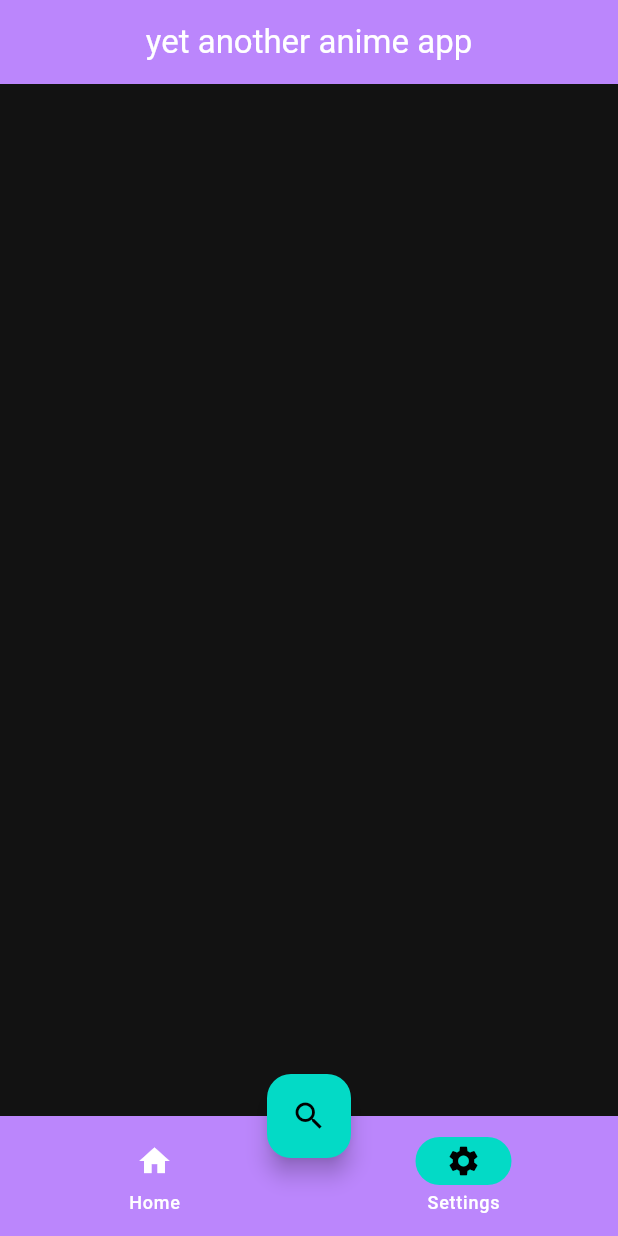
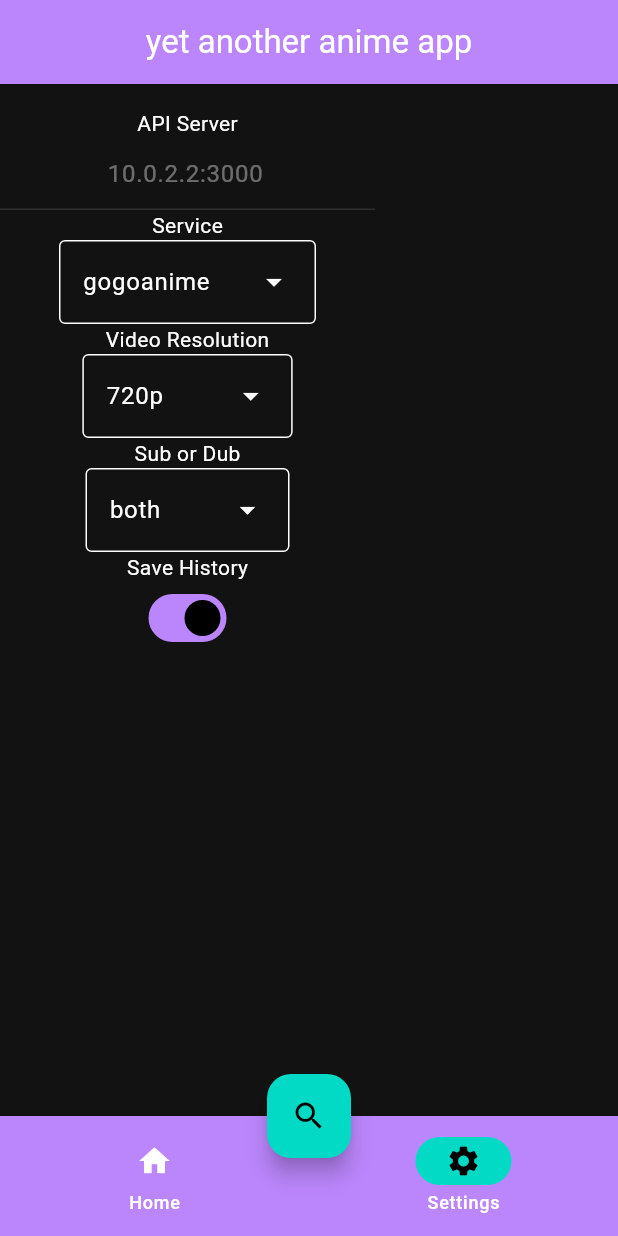
Before and after one commit to TofuTofuMe/yaana, a Flutter app: the screen it shows after launch, item 2 of the bottom bar chosen, on a phone screen of 412 x 824 dp. Run offline on Flutter 3.47's test engine with Material 3 defaults, Android fonts, the phone set to English and light mode, and no system bars; our stand-ins replace flutter_riverpod.

Commit message:
Add options to the settings screen

```diff
--- a/lib/views/settings.dart
+++ b/lib/views/settings.dart
@@ -1,13 +1,111 @@
 import 'package:flutter/material.dart';
+import 'package:flutter_riverpod/flutter_riverpod.dart';
+import 'package:yaana/providers/config_provider.dart';
 
-class Settings extends StatelessWidget {
+class Settings extends ConsumerStatefulWidget {
+  const Settings({super.key});
+
+  @override
+  ConsumerState<Settings> createState() => _SettingsState();
+}
+
+class _SettingsState extends ConsumerState<Settings> {
+  final _apiUrlController = TextEditingController();
+  final _animeServiceController = TextEditingController();
+  final _videoResolutionController = TextEditingController();
+  final _showSubOrDubController = TextEditingController();
+
+  final List<String> animeServices = ['gogoanime'];
+  final List<String> videoResolutions = ['480p', '720p', '1080p'];
+  final List<String> showSubOrDub = ['sub', 'dub', 'both'];
+
+  @override
+  void initState() {
+    super.initState();
+  }
+
   @override
   Widget build(BuildContext context) {
+    final config = ref.watch(configProvider);
+    _apiUrlController.text = config.apiUrl;
+
     return Scaffold(
-      body: Center(
+      body: Container(
+        margin: EdgeInsets.only(top: 16.0, bottom: 16.0),
         child: Column(
-          mainAxisAlignment: MainAxisAlignment.center,
-          children: [],
+          children: [
+            Row(
+              children: [
+                Column(
+                  children: [
+                    Text('API Server'),
+                    SizedBox(
+                      width: 250,
+                      child: TextField(
+                        controller: _apiUrlController,
+                        textAlign: TextAlign.center,
+                        onChanged: (value) {
+                          ref
+                              .read(configProvider.notifier)
+                              .update(apiUrl: value);
+                        },
+                        enabled: false,
+                      ),
+                    ),
+                    Text('Service'),
+                    DropdownMenu(
+                      controller: _animeServiceController,
+                      initialSelection: config.animeService,
+                      dropdownMenuEntries: animeServices.map((service) {
+                        return DropdownMenuEntry(
+                            value: service, label: service);
+                      }).toList(),
+                      onSelected: (value) {
+                        ref
+                            .read(configProvider.notifier)
+                            .update(animeService: value);
+                      },
+                    ),
+                    Text('Video Resolution'),
+                    DropdownMenu(
+                      controller: _videoResolutionController,
+                      initialSelection: config.videoResolution,
+                      dropdownMenuEntries: videoResolutions.map((resolution) {
+                        return DropdownMenuEntry(
+                            value: resolution, label: resolution);
+                      }).toList(),
+                      onSelected: (value) {
+                        ref
+                            .read(configProvider.notifier)
+                            .update(videoResolution: value);
+                      },
+                    ),
+                    Text('Sub or Dub'),
+                    DropdownMenu(
+                      onSelected: (value) {
+                        ref
+                            .read(configProvider.notifier)
+                            .update(showSubOrDub: value.toString());
+                      },
+                      controller: _showSubOrDubController,
+                      initialSelection: config.showSubOrDub,
+                      dropdownMenuEntries: showSubOrDub.map((option) {
+                        return DropdownMenuEntry(value: option, label: option);
+                      }).toList(),
+                    ),
+                    Text('Save History'),
+                    Switch(
+                        value: config.saveHistory,
+                        onChanged: (value) {
+                          ref
+                              .read(configProvider.notifier)
+                              .update(saveHistory: value);
+                        }),
+                  ],
+                ),
+              ],
+            ),
+          ],
         ),
       ),
     );
```
